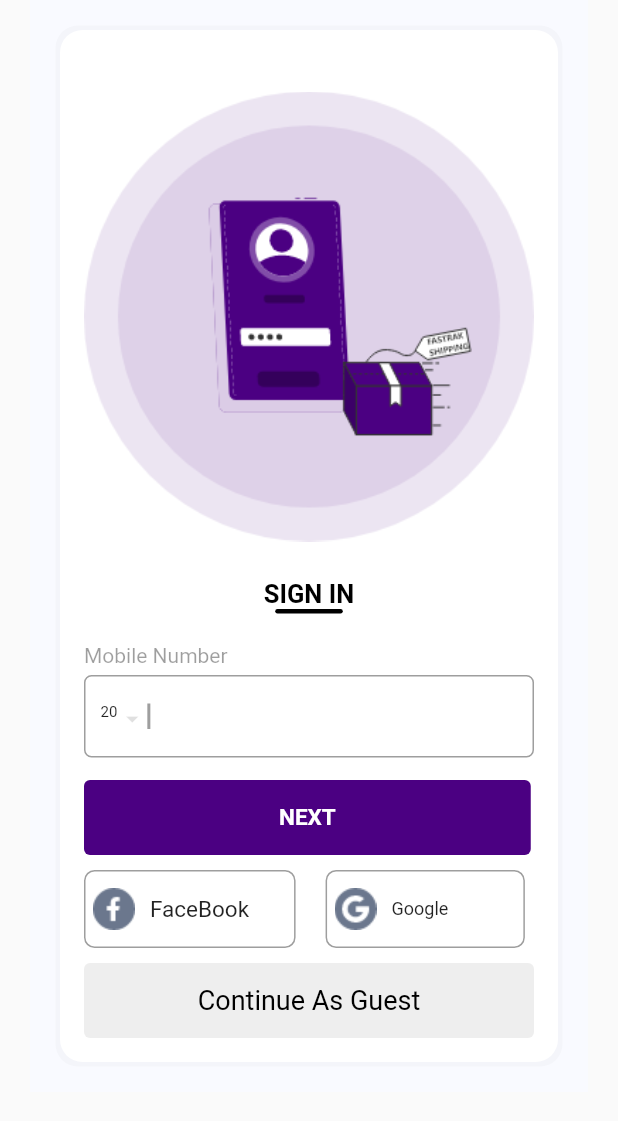
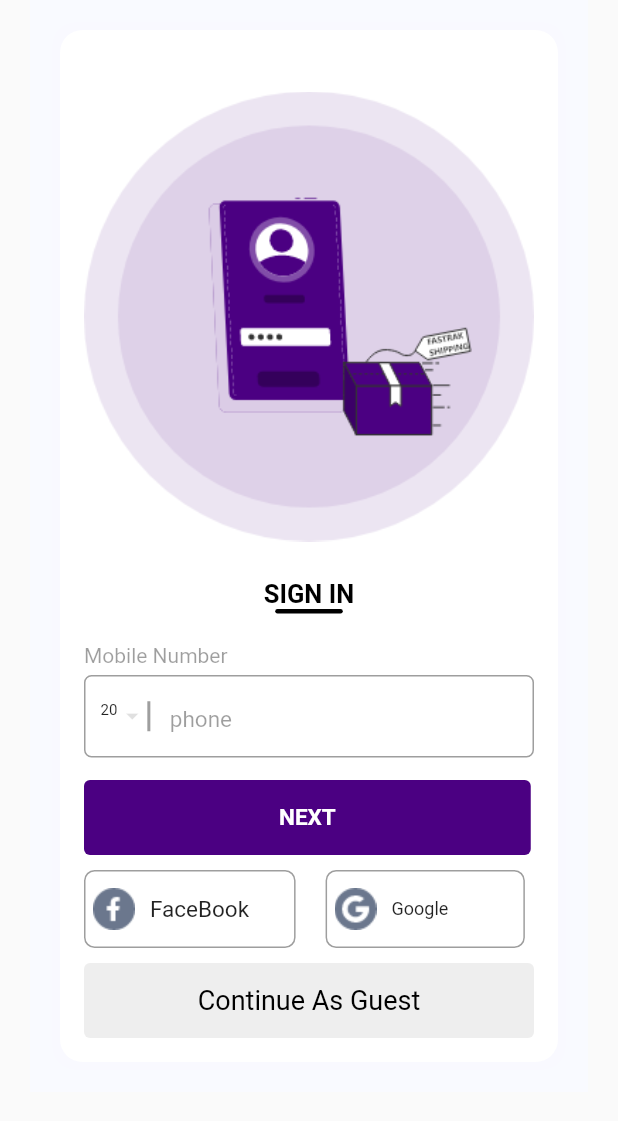
Before and after one commit to Omniz-z-taalab/fastrak, a Flutter app: the screen it shows after launch, after a tap on "Skip", on a phone screen of 412 x 824 dp, the part 84-1205 px from its top. Run offline on Flutter 3.47's test engine with Material 2 defaults, Android fonts, the phone set to English and light mode, and no system bars; our stand-ins replace carousel_slider, country_picker, image_picker, otp_text_field, page_indicator, permission_handler and 1 more.

Commit message:
start with http

```diff
--- a/lib/SplashScene.dart
+++ b/lib/SplashScene.dart
@@ -1,7 +1,8 @@
 import 'dart:async';
 import 'package:fastrak/WelcomeScene.dart';
 import 'package:flutter/material.dart';
-
+import 'package:flutter/services.dart';
+import 'package:http/http.dart' as http ;
 class SplashScene extends StatefulWidget {
   const SplashScene({Key? key}) : super(key: key);
 
@@ -10,16 +11,20 @@ class SplashScene extends StatefulWidget {
 }
 
 class _SplashSceneState extends State<SplashScene> {
+
   @override
   void initState() {
-    // TODO: implement initState
+
     super.initState();
-    Timer(Duration(seconds: 5), (){
-      Navigator.of(context).pushReplacement(MaterialPageRoute(builder: (_) => WelcomeScene()));
+    Timer(Duration(seconds: 5), () {
+      Navigator.of(context)
+          .pushReplacement(MaterialPageRoute(builder: (_) => WelcomeScene()));
     });
   }
+
   @override
   Widget build(BuildContext context) {
+    SystemChrome.setSystemUIOverlayStyle(SystemUiOverlayStyle(statusBarColor: Colors.deepPurple));
     return Scaffold(
       backgroundColor: Colors.deepPurple,
       body: Center(
@@ -27,8 +32,12 @@ class _SplashSceneState extends State<SplashScene> {
           mainAxisAlignment: MainAxisAlignment.center,
           children: [
             Image.asset('images/logo.png'),
+
+
           ],
         ),
-    ),);
+      ),
+    );
   }
+
 }
--- a/lib/WelcomeScene.dart
+++ b/lib/WelcomeScene.dart
@@ -3,6 +3,7 @@ import 'package:fastrak/signin.dart';
 import 'package:fastrak/signup.dart';
 import 'package:flutter/cupertino.dart';
 import 'package:flutter/material.dart';
+import 'package:flutter/services.dart';
 import 'package:page_indicator/page_indicator.dart';
 import 'package:carousel_slider/carousel_slider.dart';
 import 'package:smooth_page_indicator/smooth_page_indicator.dart';
@@ -18,6 +19,7 @@ class _WelcomeSceneState extends State<WelcomeScene> {
   TextEditingController phone = new TextEditingController();
   @override
   Widget build(BuildContext context) {
+    SystemChrome.setSystemUIOverlayStyle(SystemUiOverlayStyle(statusBarColor: Color(0xFFF9FAFF)));
     return Scaffold(
       body: Center(
         child: Column(
@@ -33,16 +35,25 @@ class _WelcomeSceneState extends State<WelcomeScene> {
             Expanded(
               child: Container(
                 color: Color(0xFFF9FAFF),
-                margin: EdgeInsets.symmetric(horizontal: 30),
+                margin: EdgeInsets.only(left: 30,right: 30),
                 child: PageView(
                   controller: _controller,
                   children: <Widget>[
-                    page('images/Group 7627.png', "User-friendly",
+                    Container(
+                      padding: EdgeInsets.only(right: 10,left: 10,top: 5,bottom: 5),
+                      child: page('images/Group 7627.png', "User-friendly",
                             "From registering an account with Fastrak to tracking your parcel, we ensure a friendly and easy-to-use application."),
-                    page('images/Group 7627.png', "User-friendly",
+                    ),
+                    Container(
+                      padding: EdgeInsets.only(left: 10,right: 10,top: 5,bottom: 5),
+                      child: page('images/Group 7627.png', "User-friendly",
                           "From registering an account with Fastrak to tracking your parcel, we ensure a friendly and easy-to-use application."),
-                    page('images/Group 7627.png', "Hello",
+                    ),
+                    Container(
+                      padding: EdgeInsets.only(left: 10,right: 10,top: 5,bottom: 5),
+                      child: page('images/Group 7627.png', "Hello",
                           "From registering an account with Fastrak to tracking your parcel, we ensure a friendly and easy-to-use application."),
+                    ),
                   ],
                 ),
               ),
@@ -67,18 +78,26 @@ class _WelcomeSceneState extends State<WelcomeScene> {
                 color: Colors.white,
                 borderRadius: BorderRadius.circular(50),
               ),
+              child: Container(
+                padding: EdgeInsets.only(left: 10,right: 10),
+                decoration: BoxDecoration(
+                  color: Colors.purple.shade50,
+                  borderRadius: BorderRadius.circular(10)
+                ),
                 child: TextButton(
                   style: TextButton.styleFrom(
-                  padding: EdgeInsets.only(left: 40.0, right: 40.0),
+                    padding: EdgeInsets.only(left: 50.0, right: 50.0),
+
                     primary: Colors.deepPurple,
                     textStyle: const TextStyle(fontSize: 20),
                     backgroundColor: Colors.purple.shade50,
                   ),
-                child: Text('Skip', style: TextStyle(fontSize: 15.0)),
+                  child: Text('Skip', style: TextStyle(fontSize: 17.0)),
                   onPressed: () {
                     Navigator.push(context,
                         MaterialPageRoute(builder: (context) => SignIn()));
                   },
+                ),
               ),
             ),
             SizedBox(
@@ -98,7 +117,7 @@ class _WelcomeSceneState extends State<WelcomeScene> {
           borderRadius: BorderRadius.circular(15),
           border: Border.all(color: Colors.white12),
           boxShadow: [
-            BoxShadow(color: Colors.black38.withOpacity(.02), spreadRadius: 3),
+            BoxShadow(color: Colors.purple.shade100.withOpacity(.02), spreadRadius: 5),
           ]),
       child: Column(
         mainAxisAlignment: MainAxisAlignment.center,
@@ -108,11 +127,14 @@ class _WelcomeSceneState extends State<WelcomeScene> {
             height: 350,
             width: 300,
           ),
-          Text(title,
+          SizedBox(
+            height: 40,
+            child: Text(title,
                 style: TextStyle(
                     fontSize: 20.0,
                     color: Colors.black,
                     fontWeight: FontWeight.bold)),
+          ),
           Text(
             subTitle,
             style: TextStyle(color: Colors.grey),
--- a/lib/main.dart
+++ b/lib/main.dart
@@ -2,6 +2,7 @@ import 'package:fastrak/SplashScene.dart';
 import 'package:fastrak/passwordotp.dart';
 import 'package:fastrak/setnew.dart';
 import 'package:flutter/material.dart';
+import 'package:flutter/services.dart';
 
 void main() {
   runApp(MyApp());
@@ -12,6 +13,7 @@ class MyApp extends StatelessWidget {
   Widget build(BuildContext context) {
     return MaterialApp(
       debugShowCheckedModeBanner: false,
+
       home: SplashScene(),
     );
   }
--- a/lib/signin.dart
+++ b/lib/signin.dart
@@ -19,8 +19,10 @@ class _SignInState extends State<SignIn> {
 
   @override
   Widget build(BuildContext context) {
+    SystemChrome.setSystemUIOverlayStyle(SystemUiOverlayStyle(statusBarColor: Color(0xFFF9FAFF)));
     return Scaffold(
       appBar: AppBar(
+
         elevation: 0,
         title: Image.asset(
           'images/Logoword.png',
@@ -48,9 +50,7 @@ class _SignInState extends State<SignIn> {
                   borderRadius: BorderRadius.circular(15),
                   border: Border.all(color: Colors.white12),
                   boxShadow: [
-                    BoxShadow(
-                        color: Colors.black38.withOpacity(.02),
-                        spreadRadius: 3),
+                    BoxShadow(color: Colors.purple.shade100.withOpacity(.02), spreadRadius: 5),
                   ]),
               child: Column(
                   mainAxisAlignment: MainAxisAlignment.center,
@@ -93,10 +93,11 @@ class _SignInState extends State<SignIn> {
                           ),
                           Container(
                             padding: EdgeInsets.only(top: 5, bottom: 5),
+                            child: Center(
                               child: Container(
                                 height: 55,
                                 padding: EdgeInsets.only(
-                                  right: 10.0, left: 10.0, top: 18, bottom: 18),
+                                    right: 10.0, left: 10.0, top: 5, bottom: 5),
                                 decoration: BoxDecoration(
                                     color: Colors.white,
                                     borderRadius: BorderRadius.circular(5),
@@ -137,14 +138,11 @@ class _SignInState extends State<SignIn> {
                                         height: 20.0,
                                       ),
                                     ),
-                                  SizedBox(
-                                    width: 2,
-                                  ),
+
+
                                        Expanded(
-                                    child: Center(
                                               child: Container(
                                                    // color: Colors.yellow,
-                                        padding: EdgeInsets.all(2),
                                                   child: TextFormField(
                                                     controller: _phone,
                                                     inputFormatters: [
@@ -157,15 +155,19 @@ class _SignInState extends State<SignIn> {
                                                     ],
                                                     decoration: const InputDecoration(
                                                         border: InputBorder.none,
-                                              contentPadding: EdgeInsets.all(9),
+                                                        hintText: ('phone'),
+                                                        contentPadding: EdgeInsets.all(13),
                                                         // border: OutlineInputBorder(),
                                                         hintStyle:
-                                                  TextStyle(fontSize: 15)),
+                                                            TextStyle(fontSize: 15,fontStyle: FontStyle.normal,color: Colors.black38),
                                                   ),
                                                 ),
                                               ),
+
+
+
+                                       )],
                                 ),
-                                ],
                               ),
                             ),
                           ),
--- a/pubspec.yaml
+++ b/pubspec.yaml
@@ -35,6 +35,9 @@ dependencies:
   flutter_verification_code: ^1.1.0
   flutter:
     sdk: flutter
+  launch_review: ^1.0.1
+  store_redirect: ^2.0.0
+  http: ^0.13.0
 
   # The following adds the Cupertino Icons font to your application.
   # Use with the CupertinoIcons class for iOS style icons.
```
Also changed, not shown: lib/APIS/model/Update.dart (added, +50 -0 lines), lib/Password.dart (+14 -8 lines), lib/passwordotp.dart (+6 -8 lines), lib/setnew.dart (+17 -12 lines), lib/signup.dart (+36 -18 lines), pubspec.lock. Lines whose indentation alone changed are shown as unchanged.
